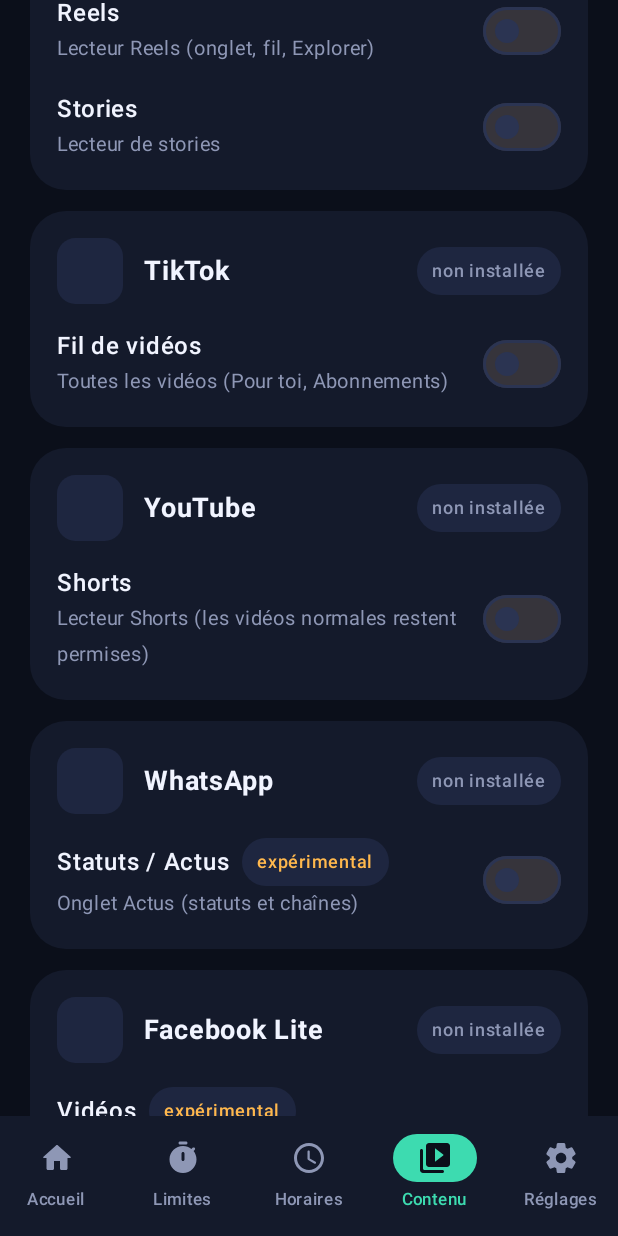
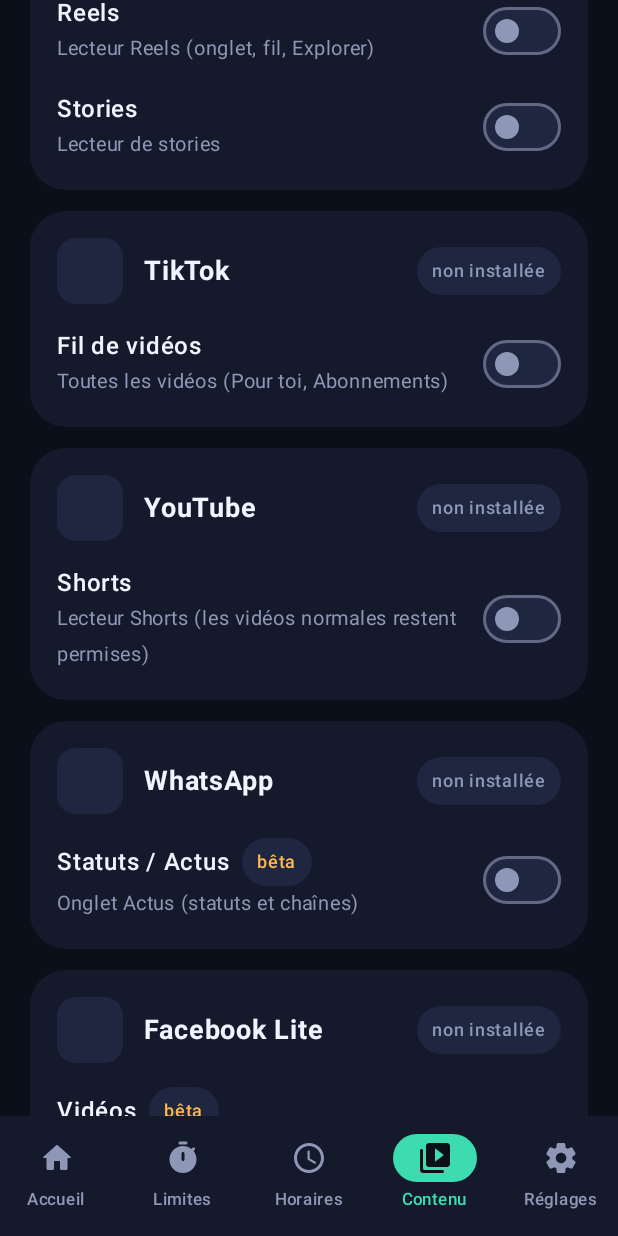
Before and after one commit to sam73368/ZenEcran, an Android app built with Jetpack Compose: the screen it shows after launch (MainActivity), item 4 of the bottom bar chosen, scrolled down 1041 dp, on a phone screen of 412 x 824 dp. Run offline under Robolectric (Android 15) with nearby library versions, the phone set to English and light mode, and no system bars.

Commit message:
Finitions visuelles et notes de version propres
Co-Authored-By: Claude Opus 5.5 <noreply@anthropic.com>
Claude-Session: https://claude.ai/code/session_01CPvETCMkxyQxM7h1mWRdp1

```diff
--- a/app/src/main/java/com/zenecran/service/BlockOverlay.kt
+++ b/app/src/main/java/com/zenecran/service/BlockOverlay.kt
@@ -223,7 +223,7 @@ fun BlockScreen(info: BlockInfo, onClose: () -> Unit) {
                 }
             }
             Spacer(Modifier.height(28.dp))
-            Text(info.title, color = Z.textHi, fontSize = 28.sp, fontWeight = FontWeight.Bold, textAlign = TextAlign.Center)
+            Text(info.title, color = Z.textHi, fontSize = 28.sp, lineHeight = 34.sp, fontWeight = FontWeight.Bold, textAlign = TextAlign.Center)
             Spacer(Modifier.height(10.dp))
             Text(info.detail, color = Z.textLo, fontSize = 16.sp, textAlign = TextAlign.Center)
             if (info.usedLine.isNotEmpty()) {
--- a/app/src/main/java/com/zenecran/ui/Components.kt
+++ b/app/src/main/java/com/zenecran/ui/Components.kt
@@ -88,7 +88,7 @@ fun Pill(text: String, color: Color = Z.cardHi, textColor: Color = Z.textHi, mod
             .background(color)
             .padding(horizontal = 10.dp, vertical = 4.dp)
     ) {
-        Text(text, color = textColor, fontSize = 12.sp, fontWeight = FontWeight.Medium)
+        Text(text, color = textColor, fontSize = 12.sp, fontWeight = FontWeight.Medium, maxLines = 1, softWrap = false)
     }
 }
 
@@ -347,3 +347,12 @@ fun StatusCard(ui: UiState, alwaysShow: Boolean) {
         }
     }
 }
+
+@Composable
+fun zenSwitchColors() = androidx.compose.material3.SwitchDefaults.colors(
+    checkedTrackColor = Z.teal,
+    checkedThumbColor = Z.onTeal,
+    uncheckedTrackColor = Z.cardHi,
+    uncheckedThumbColor = Z.textLo,
+    uncheckedBorderColor = Z.textLo.copy(alpha = 0.6f),
+)
--- a/app/src/main/java/com/zenecran/ui/FeaturesScreen.kt
+++ b/app/src/main/java/com/zenecran/ui/FeaturesScreen.kt
@@ -298,7 +298,7 @@ private fun FeatureRow(
                     Text(f.title, color = Z.textHi, fontWeight = FontWeight.SemiBold, fontSize = 16.sp)
                     if (f.experimental) {
                         Spacer(Modifier.width(8.dp))
-                        Pill("expérimental", Z.cardHi, Z.amber)
+                        Pill("bêta", Z.cardHi, Z.amber)
                     }
                 }
                 Text(f.subtitle, color = Z.textLo, fontSize = 13.sp)
@@ -307,7 +307,7 @@ private fun FeatureRow(
                 checked = rc.enabled,
                 onCheckedChange = { vm.setRule(f.id, it, rc.budgetMin) },
                 enabled = !(locked && rc.enabled),
-                colors = SwitchDefaults.colors(checkedTrackColor = Z.teal, checkedThumbColor = Z.onTeal),
+                colors = zenSwitchColors(),
             )
         }
         if (rc.enabled) {
--- a/app/src/main/java/com/zenecran/ui/SchedulesScreen.kt
+++ b/app/src/main/java/com/zenecran/ui/SchedulesScreen.kt
@@ -149,7 +149,7 @@ fun SchedulesScreen(vm: MainViewModel, padding: PaddingValues) {
                     Switch(
                         checked = s.enabled,
                         onCheckedChange = { vm.toggleSchedule(s.id, it) },
-                        colors = SwitchDefaults.colors(checkedTrackColor = Z.teal, checkedThumbColor = Z.onTeal),
+                        colors = zenSwitchColors(),
                     )
                 }
                 Spacer(Modifier.height(12.dp))
--- a/app/src/main/java/com/zenecran/ui/SettingsScreen.kt
+++ b/app/src/main/java/com/zenecran/ui/SettingsScreen.kt
@@ -126,7 +126,7 @@ fun SettingsScreen(vm: MainViewModel, padding: PaddingValues) {
                     Switch(
                         checked = cfg.amoled,
                         onCheckedChange = { vm.setAmoled(it) },
-                        colors = SwitchDefaults.colors(checkedTrackColor = Z.teal, checkedThumbColor = Z.onTeal),
+                        colors = zenSwitchColors(),
                     )
                 }
             }
@@ -223,7 +223,7 @@ fun SettingsScreen(vm: MainViewModel, padding: PaddingValues) {
                     Switch(
                         checked = cfg.diagnostic,
                         onCheckedChange = { vm.setDiagnostic(it) },
-                        colors = SwitchDefaults.colors(checkedTrackColor = Z.teal, checkedThumbColor = Z.onTeal),
+                        colors = zenSwitchColors(),
                     )
                 }
                 if (cfg.diagnostic) {
--- a/app/src/main/java/com/zenecran/update/Updater.kt
+++ b/app/src/main/java/com/zenecran/update/Updater.kt
@@ -55,7 +55,9 @@ object Updater {
                 val a = assets.getJSONObject(i)
                 if (a.optString("name").endsWith(".apk")) url = a.optString("browser_download_url")
             }
-            val notes = body.lines().filterNot { it.startsWith("build=") }.joinToString("\n").trim()
+            val notes = body.lines().map { it.trim() }
+                .firstOrNull { it.isNotEmpty() && !it.startsWith("build=") && !it.contains("Co-Authored") && !it.contains("Claude-Session") }
+                .orEmpty()
             if (url != null && build > currentBuild) UpdateInfo(build, name, notes, url) else null
         } finally {
             c.disconnect()
```
Also changed, not shown: 1 other file.
